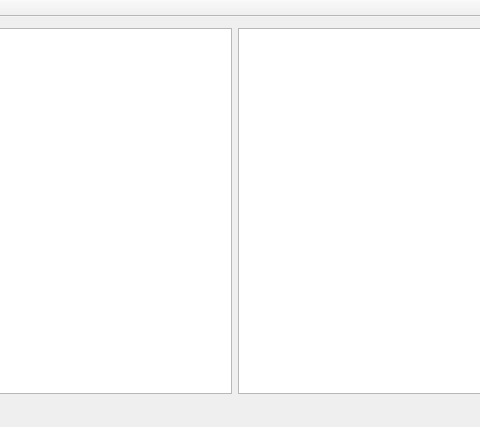
The window that myFinanceMainWindow.ui (Imrono/myFinance) describes before a commit, drawn with Qt 5; both pictures show x 191 to 671 and y 0 to 427 of the 873 by 427 pixel window.
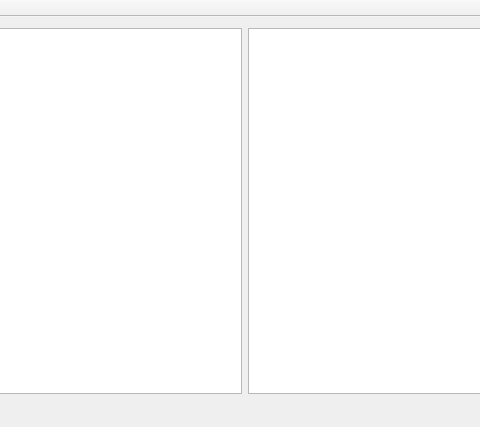
The same window after the commit.

```diff
--- a/myFinanceMainWindow.ui
+++ b/myFinanceMainWindow.ui
@@ -30,7 +30,7 @@
         </property>
         <property name="minimumSize">
          <size>
-          <width>412</width>
+          <width>422</width>
           <height>0</height>
          </size>
         </property>
```
